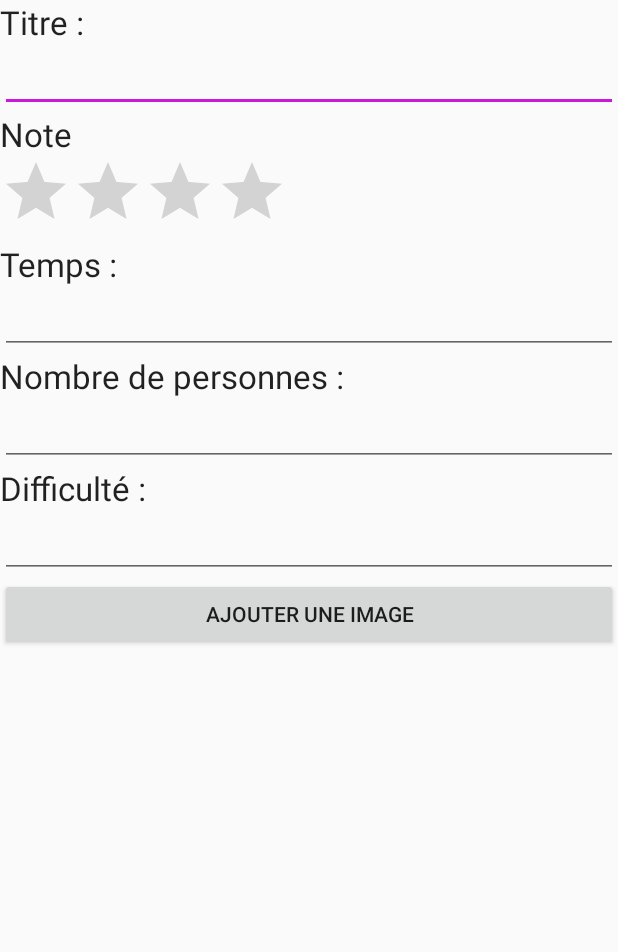
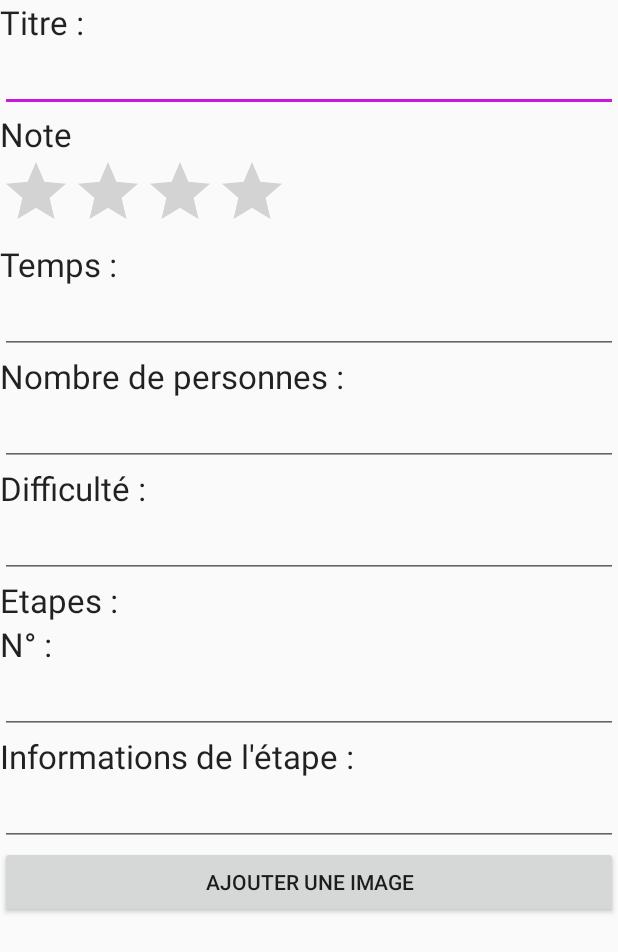
Before and after one commit to ThibaudLk/MarmitonsNous, an Android app: the layout create_recette.xml on its own in the app's theme, with its tools: preview values and no code run, on a phone screen of 412 x 824 dp. Shown: the top 952 px of the screen. Run offline under Robolectric (Android 15) with nearby library versions, the phone set to English and light mode, and no system bars.

Commit message:
Etapes Liaison entre liste et création recette

```diff
--- a/app/src/main/AndroidManifest.xml
+++ b/app/src/main/AndroidManifest.xml
@@ -19,6 +19,7 @@
             </intent-filter>
         </activity>
         <activity android:name=".activity.DetailRecetteActivity"></activity>
+        <activity android:name=".activity.CreateRecetteActivity"></activity>
     </application>
 
 </manifest>
--- a/app/src/main/java/fr/eni/ecole/marmitonsnous/DAO/EtapeDAO.java
+++ b/app/src/main/java/fr/eni/ecole/marmitonsnous/DAO/EtapeDAO.java
@@ -17,7 +17,7 @@ import fr.eni.ecole.marmitonsnous.provider.GestionBddHelper;
  * Created by mmalenfant2016 on 10/04/2018.
  */
 
-class EtapeDAO {
+public class EtapeDAO {
 
     //Représente la connexion.
     private static SQLiteDatabase db;
--- a/app/src/main/java/fr/eni/ecole/marmitonsnous/DAO/RecetteDAO.java
+++ b/app/src/main/java/fr/eni/ecole/marmitonsnous/DAO/RecetteDAO.java
@@ -73,10 +73,10 @@ public class RecetteDAO {
         values.put(COL_DIFFICULTE, recette.getDifficulte());
         /*for (Ingredient ingr : recette.getIngredients()) {
             values.put(COL_INGREDIENT, IngredientDAO.insert(ingr));
-        }
+        }*/
         for(Etape etape : recette.getEtapes()) {
             values.put(COL_ETAPE,EtapeDAO.insert(etape));
-        }*/
+        }
         /*values.put(COL_PHOTO, recette.getPhoto());*/
         return db.insert(TABLE_RECETTE,null,values);
     }
--- a/app/src/main/java/fr/eni/ecole/marmitonsnous/provider/GestionBddHelper.java
+++ b/app/src/main/java/fr/eni/ecole/marmitonsnous/provider/GestionBddHelper.java
@@ -5,6 +5,7 @@ import android.database.sqlite.SQLiteDatabase;
 import android.database.sqlite.SQLiteOpenHelper;
 import android.util.Log;
 
+import fr.eni.ecole.marmitonsnous.DAO.EtapeDAO;
 import fr.eni.ecole.marmitonsnous.DAO.RecetteDAO;
 import fr.eni.ecole.marmitonsnous.beans.Recette;
 
@@ -23,13 +24,15 @@ public class GestionBddHelper extends SQLiteOpenHelper {
 
     @Override
     public void onCreate(SQLiteDatabase db) {
-        Log.v("truc", RecetteDAO.SQL_CREATE_TABLE);
+        //Log.v("truc", RecetteDAO.SQL_CREATE_TABLE);
         db.execSQL(RecetteDAO.SQL_CREATE_TABLE);
+        db.execSQL(EtapeDAO.SQL_CREATE_TABLE);
     }
 
     @Override
     public void onUpgrade(SQLiteDatabase db, int oldVersion, int newVersion) {
         db.execSQL(RecetteDAO.SQL_DROP_TABLE);
+        db.execSQL(EtapeDAO.SQL_DROP_TABLE);
         onCreate(db);
     }
 }
--- a/app/src/main/res/layout/create_recette.xml
+++ b/app/src/main/res/layout/create_recette.xml
@@ -2,6 +2,8 @@
 <LinearLayout xmlns:android="http://schemas.android.com/apk/res/android"
     android:layout_width="match_parent"
     android:layout_height="match_parent">
+    <ScrollView android:layout_height="fill_parent"
+        android:layout_width="fill_parent">
     <LinearLayout
         android:layout_width="match_parent"
         android:layout_height="wrap_content"
@@ -68,6 +70,35 @@
             android:ems="10"
             android:id="@+id/editDifficulte" />
 
+        <TextView
+            android:layout_width="wrap_content"
+            android:layout_height="wrap_content"
+            android:textAppearance="?android:attr/textAppearanceLarge"
+            android:text="Etapes :" />
+
+        <TextView
+            android:layout_width="wrap_content"
+            android:layout_height="wrap_content"
+            android:textAppearance="?android:attr/textAppearanceLarge"
+            android:text="N° :" />
+
+        <EditText
+            android:layout_width="match_parent"
+            android:layout_height="wrap_content"
+            android:inputType="numberDecimal"
+            android:ems="10"
+            android:id="@+id/editNumero" />
+
+        <TextView
+            android:layout_width="wrap_content"
+            android:layout_height="wrap_content"
+            android:textAppearance="?android:attr/textAppearanceLarge"
+            android:text="Informations de l'étape :" />
+
+        <EditText
+            android:layout_width="match_parent"
+            android:layout_height="wrap_content"
+            android:id="@+id/editInfoEtape" />
 
 
         <Button
@@ -77,4 +108,5 @@
             android:text="Ajouter une image"
             android:elevation="10dp"/>
     </LinearLayout>
+    </ScrollView>
 </LinearLayout>
```
Also changed, not shown: app/src/main/java/fr/eni/ecole/marmitonsnous/activity/ListeRecetteActivity.java (+4 -10 lines), app/src/main/res/menu/menu_liste_recette.xml (+5 -3 lines).
